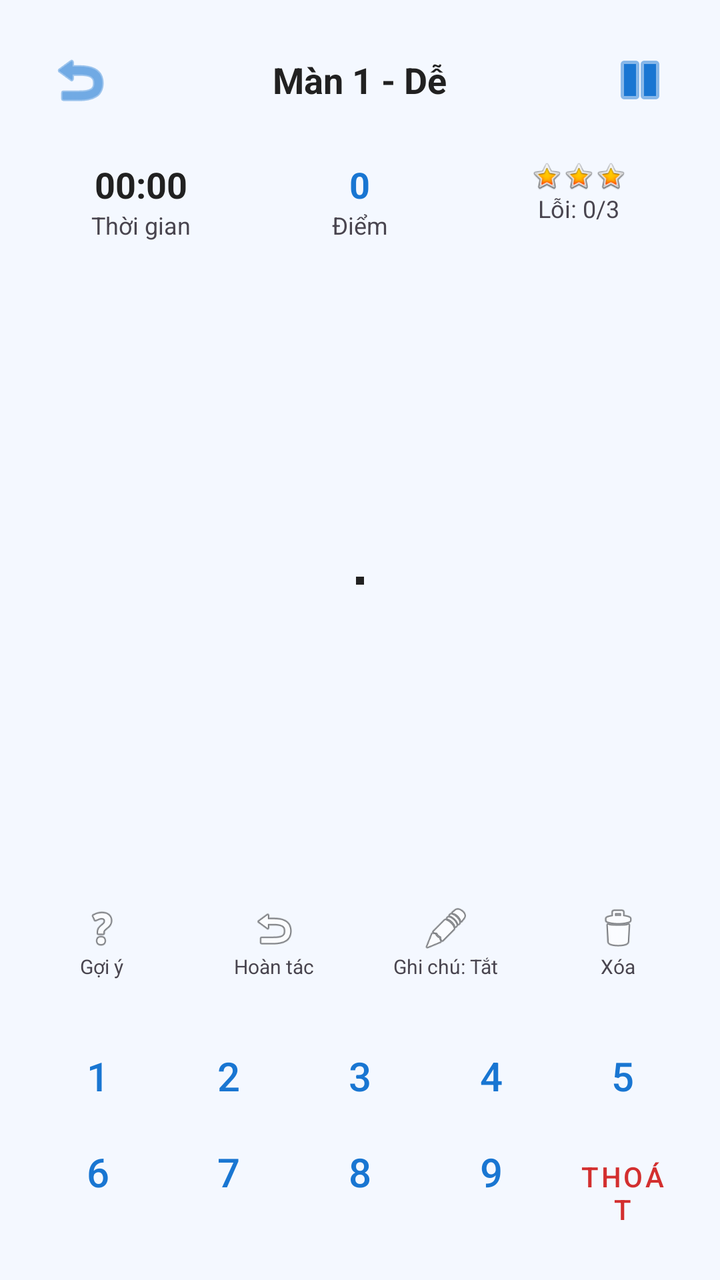
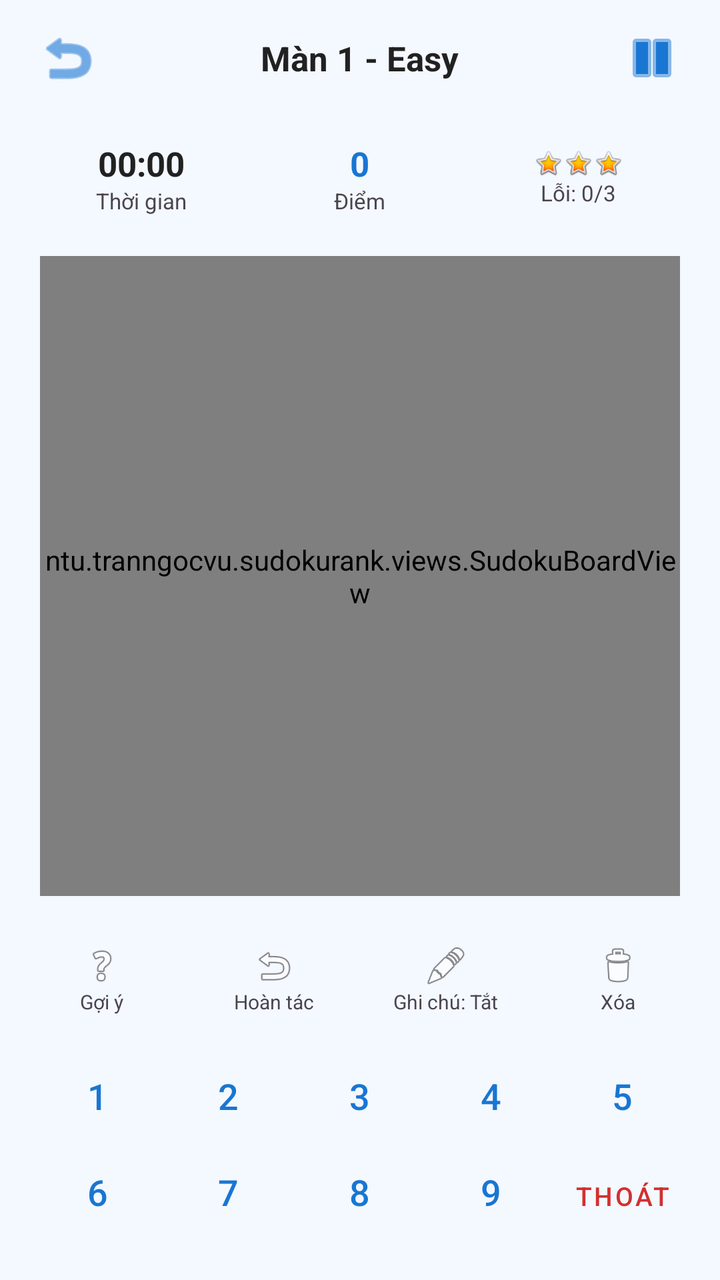

Screens rendered from an Android XML layout before and after an edit, with the pre-edit source and the edit as a unified diff.
<!-- AndroidManifest.xml: application theme Theme.SudokuRank -->
<!-- res/layout/activity_game.xml -->
<?xml version="1.0" encoding="utf-8"?>
<LinearLayout xmlns:android="http://schemas.android.com/apk/res/android"
    xmlns:app="http://schemas.android.com/apk/res-auto"
    android:layout_width="match_parent"
    android:layout_height="match_parent"
    android:background="@color/sudoku_bg"
    android:orientation="vertical">

    
    <RelativeLayout
        android:layout_width="match_parent"
        android:layout_height="wrap_content"
        android:padding="16dp">

        <ImageButton
            android:id="@+id/btnBack"
            android:layout_width="48dp"
            android:layout_height="48dp"
            android:background="?attr/selectableItemBackgroundBorderless"
            android:src="@android:drawable/ic_menu_revert"
            app:tint="@color/sudoku_primary" />

        <TextView
            android:id="@+id/tvGameTitle"
            android:layout_width="wrap_content"
            android:layout_height="wrap_content"
            android:layout_centerInParent="true"
            android:text="Màn 1 - Dễ"
            android:textColor="@color/text_primary"
            android:textSize="18sp"
            android:textStyle="bold" />

        <ImageButton
            android:id="@+id/btnPause"
            android:layout_width="48dp"
            android:layout_height="48dp"
            android:layout_alignParentEnd="true"
            android:background="?attr/selectableItemBackgroundBorderless"
            android:src="@android:drawable/ic_media_pause"
            app:tint="@color/sudoku_primary" />
    </RelativeLayout>

    
    <LinearLayout
        android:layout_width="match_parent"
        android:layout_height="wrap_content"
        android:orientation="horizontal"
        android:paddingHorizontal="16dp"
        android:paddingBottom="16dp">

        <LinearLayout
            android:layout_width="0dp"
            android:layout_height="wrap_content"
            android:layout_weight="1"
            android:gravity="center"
            android:orientation="vertical">
            <TextView
                android:id="@+id/tvTime"
                android:layout_width="wrap_content"
                android:layout_height="wrap_content"
                android:text="00:00"
                android:textColor="@color/text_primary"
                android:textSize="18sp"
                android:textStyle="bold" />
            <TextView
                android:layout_width="wrap_content"
                android:layout_height="wrap_content"
                android:text="Thời gian"
                android:textSize="12sp" />
        </LinearLayout>

        <LinearLayout
            android:layout_width="0dp"
            android:layout_height="wrap_content"
            android:layout_weight="1"
            android:gravity="center"
            android:orientation="vertical">
            <TextView
                android:id="@+id/tvScore"
                android:layout_width="wrap_content"
                android:layout_height="wrap_content"
                android:text="0"
                android:textColor="@color/sudoku_primary"
                android:textSize="18sp"
                android:textStyle="bold" />
            <TextView
                android:layout_width="wrap_content"
                android:layout_height="wrap_content"
                android:text="Điểm"
                android:textSize="12sp" />
        </LinearLayout>

        <LinearLayout
            android:layout_width="0dp"
            android:layout_height="wrap_content"
            android:layout_weight="1"
            android:gravity="center"
            android:orientation="vertical">
            <LinearLayout
                android:layout_width="wrap_content"
                android:layout_height="wrap_content"
                android:orientation="horizontal">
                <ImageView
                    android:id="@+id/heart1"
                    android:layout_width="16dp"
                    android:layout_height="16dp"
                    android:src="@android:drawable/btn_star_big_on" />
                <ImageView
                    android:id="@+id/heart2"
                    android:layout_width="16dp"
                    android:layout_height="16dp"
                    android:src="@android:drawable/btn_star_big_on" />
                <ImageView
                    android:id="@+id/heart3"
                    android:layout_width="16dp"
                    android:layout_height="16dp"
                    android:src="@android:drawable/btn_star_big_on" />
            </LinearLayout>
            <TextView
                android:id="@+id/tvMistakes"
                android:layout_width="wrap_content"
                android:layout_height="wrap_content"
                android:text="Lỗi: 0/3"
                android:textSize="12sp" />
        </LinearLayout>
    </LinearLayout>

    
    <FrameLayout
        android:layout_width="match_parent"
        android:layout_height="0dp"
        android:layout_weight="1"
        android:padding="8dp">

        <GridLayout
            android:id="@+id/gridSudoku"
            android:layout_width="wrap_content"
            android:layout_height="wrap_content"
            android:layout_gravity="center"
            android:background="@color/grid_border_thick"
            android:columnCount="9"
            android:padding="2dp"
            android:rowCount="9" />
    </FrameLayout>

    
    <LinearLayout
        android:layout_width="match_parent"
        android:layout_height="wrap_content"
        android:gravity="center"
        android:orientation="horizontal"
        android:padding="8dp">

        <LinearLayout
            android:id="@+id/layoutHint"
            android:layout_width="0dp"
            android:layout_height="wrap_content"
            android:layout_weight="1"
            android:gravity="center"
            android:orientation="vertical"
            android:clickable="true"
            android:focusable="true">
            <ImageView
                android:layout_width="24dp"
                android:layout_height="24dp"
                android:src="@android:drawable/ic_menu_help" />
            <TextView
                android:layout_width="wrap_content"
                android:layout_height="wrap_content"
                android:text="Gợi ý"
                android:textSize="10sp" />
        </LinearLayout>

        <LinearLayout
            android:id="@+id/layoutUndo"
            android:layout_width="0dp"
            android:layout_height="wrap_content"
            android:layout_weight="1"
            android:gravity="center"
            android:orientation="vertical"
            android:clickable="true"
            android:focusable="true">
            <ImageView
                android:layout_width="24dp"
                android:layout_height="24dp"
                android:src="@android:drawable/ic_menu_revert" />
            <TextView
                android:layout_width="wrap_content"
                android:layout_height="wrap_content"
                android:text="Hoàn tác"
                android:textSize="10sp" />
        </LinearLayout>

        <LinearLayout
            android:id="@+id/layoutNote"
            android:layout_width="0dp"
            android:layout_height="wrap_content"
            android:layout_weight="1"
            android:gravity="center"
            android:orientation="vertical"
            android:clickable="true"
            android:focusable="true">
            <ImageView
                android:layout_width="24dp"
                android:layout_height="24dp"
                android:src="@android:drawable/ic_menu_edit" />
            <TextView
                android:id="@+id/tvNoteStatus"
                android:layout_width="wrap_content"
                android:layout_height="wrap_content"
                android:text="Ghi chú: Tắt"
                android:textSize="10sp" />
        </LinearLayout>

        <LinearLayout
            android:id="@+id/layoutErase"
            android:layout_width="0dp"
            android:layout_height="wrap_content"
            android:layout_weight="1"
            android:gravity="center"
            android:orientation="vertical"
            android:clickable="true"
            android:focusable="true">
            <ImageView
                android:layout_width="24dp"
                android:layout_height="24dp"
                android:src="@android:drawable/ic_menu_delete" />
            <TextView
                android:layout_width="wrap_content"
                android:layout_height="wrap_content"
                android:text="Xóa"
                android:textSize="10sp" />
        </LinearLayout>
    </LinearLayout>

    
    <GridLayout
        android:layout_width="match_parent"
        android:layout_height="wrap_content"
        android:columnCount="5"
        android:padding="16dp"
        android:rowCount="2">

        <Button android:id="@+id/btnNum1" style="@style/Widget.MaterialComponents.Button.TextButton" android:layout_width="0dp" android:layout_columnWeight="1" android:text="1" android:textSize="20sp" />
        <Button android:id="@+id/btnNum2" style="@style/Widget.MaterialComponents.Button.TextButton" android:layout_width="0dp" android:layout_columnWeight="1" android:text="2" android:textSize="20sp" />
        <Button android:id="@+id/btnNum3" style="@style/Widget.MaterialComponents.Button.TextButton" android:layout_width="0dp" android:layout_columnWeight="1" android:text="3" android:textSize="20sp" />
        <Button android:id="@+id/btnNum4" style="@style/Widget.MaterialComponents.Button.TextButton" android:layout_width="0dp" android:layout_columnWeight="1" android:text="4" android:textSize="20sp" />
        <Button android:id="@+id/btnNum5" style="@style/Widget.MaterialComponents.Button.TextButton" android:layout_width="0dp" android:layout_columnWeight="1" android:text="5" android:textSize="20sp" />
        <Button android:id="@+id/btnNum6" style="@style/Widget.MaterialComponents.Button.TextButton" android:layout_width="0dp" android:layout_columnWeight="1" android:text="6" android:textSize="20sp" />
        <Button android:id="@+id/btnNum7" style="@style/Widget.MaterialComponents.Button.TextButton" android:layout_width="0dp" android:layout_columnWeight="1" android:text="7" android:textSize="20sp" />
        <Button android:id="@+id/btnNum8" style="@style/Widget.MaterialComponents.Button.TextButton" android:layout_width="0dp" android:layout_columnWeight="1" android:text="8" android:textSize="20sp" />
        <Button android:id="@+id/btnNum9" style="@style/Widget.MaterialComponents.Button.TextButton" android:layout_width="0dp" android:layout_columnWeight="1" android:text="9" android:textSize="20sp" />

        <Button
            android:id="@+id/btnExit"
            style="@style/Widget.MaterialComponents.Button.TextButton"
            android:layout_width="0dp"
            android:layout_columnWeight="1"
            android:text="Thoát"
            android:textColor="@color/error_red"
            android:textSize="14sp" />
    </GridLayout>

</LinearLayout>
<!-- resources referenced by this layout -->
<resources>
  <color name="error_red">#D32F2F</color>
  <color name="grid_border_thick">#212121</color>
  <color name="sudoku_bg">#F4F8FF</color>
  <color name="sudoku_primary">#1976D2</color>
  <color name="text_primary">#212121</color>
  <style name="Theme.SudokuRank" parent="Base.Theme.SudokuRank" />
  <style name="Base.Theme.SudokuRank" parent="Theme.Material3.DayNight.NoActionBar">
          <item name="colorPrimary">@color/sudoku_primary</item>
          <item name="android:statusBarColor">@color/sudoku_primary_dark</item>
      </style>
  <color name="sudoku_primary_dark">#1565C0</color>
</resources>

<!-- the commit's change to res/layout/activity_game.xml (unified diff, before → after) -->
@@ -6,16 +6,16 @@
     android:background="@color/sudoku_bg"
     android:orientation="vertical">
 
-    
     <RelativeLayout
         android:layout_width="match_parent"
-        android:layout_height="wrap_content"
-        android:padding="16dp">
+        android:layout_height="58dp"
+        android:paddingHorizontal="12dp">
 
         <ImageButton
             android:id="@+id/btnBack"
-            android:layout_width="48dp"
-            android:layout_height="48dp"
+            android:layout_width="44dp"
+            android:layout_height="44dp"
+            android:layout_centerVertical="true"
             android:background="?attr/selectableItemBackgroundBorderless"
             android:src="@android:drawable/ic_menu_revert"
             app:tint="@color/sudoku_primary" />
@@ -25,145 +25,149 @@
             android:layout_width="wrap_content"
             android:layout_height="wrap_content"
             android:layout_centerInParent="true"
-            android:text="Màn 1 - Dễ"
+            android:text="Màn 1 - Easy"
             android:textColor="@color/text_primary"
-            android:textSize="18sp"
+            android:textSize="17sp"
             android:textStyle="bold" />
 
         <ImageButton
             android:id="@+id/btnPause"
-            android:layout_width="48dp"
-            android:layout_height="48dp"
+            android:layout_width="44dp"
+            android:layout_height="44dp"
             android:layout_alignParentEnd="true"
+            android:layout_centerVertical="true"
             android:background="?attr/selectableItemBackgroundBorderless"
             android:src="@android:drawable/ic_media_pause"
             app:tint="@color/sudoku_primary" />
     </RelativeLayout>
 
-    
     <LinearLayout
         android:layout_width="match_parent"
-        android:layout_height="wrap_content"
+        android:layout_height="62dp"
         android:orientation="horizontal"
-        android:paddingHorizontal="16dp"
-        android:paddingBottom="16dp">
-
-        <LinearLayout
-            android:layout_width="0dp"
-            android:layout_height="wrap_content"
-            android:layout_weight="1"
-            android:gravity="center"
-            android:orientation="vertical">
+        android:paddingHorizontal="16dp">
+
+        <LinearLayout
+            android:layout_width="0dp"
+            android:layout_height="match_parent"
+            android:layout_weight="1"
+            android:gravity="center"
+            android:orientation="vertical">
+
             <TextView
                 android:id="@+id/tvTime"
                 android:layout_width="wrap_content"
                 android:layout_height="wrap_content"
                 android:text="00:00"
                 android:textColor="@color/text_primary"
-                android:textSize="18sp"
+                android:textSize="17sp"
                 android:textStyle="bold" />
+
             <TextView
                 android:layout_width="wrap_content"
                 android:layout_height="wrap_content"
                 android:text="Thời gian"
-                android:textSize="12sp" />
-        </LinearLayout>
-
-        <LinearLayout
-            android:layout_width="0dp"
-            android:layout_height="wrap_content"
-            android:layout_weight="1"
-            android:gravity="center"
-            android:orientation="vertical">
+                android:textSize="11sp" />
+        </LinearLayout>
+
+        <LinearLayout
+            android:layout_width="0dp"
+            android:layout_height="match_parent"
+            android:layout_weight="1"
+            android:gravity="center"
+            android:orientation="vertical">
+
             <TextView
                 android:id="@+id/tvScore"
                 android:layout_width="wrap_content"
                 android:layout_height="wrap_content"
                 android:text="0"
                 android:textColor="@color/sudoku_primary"
-                android:textSize="18sp"
+                android:textSize="17sp"
                 android:textStyle="bold" />
+
             <TextView
                 android:layout_width="wrap_content"
                 android:layout_height="wrap_content"
                 android:text="Điểm"
-                android:textSize="12sp" />
-        </LinearLayout>
-
-        <LinearLayout
-            android:layout_width="0dp"
-            android:layout_height="wrap_content"
-            android:layout_weight="1"
-            android:gravity="center"
-            android:orientation="vertical">
+                android:textSize="11sp" />
+        </LinearLayout>
+
+        <LinearLayout
+            android:layout_width="0dp"
+            android:layout_height="match_parent"
+            android:layout_weight="1"
+            android:gravity="center"
+            android:orientation="vertical">
+
             <LinearLayout
                 android:layout_width="wrap_content"
                 android:layout_height="wrap_content"
                 android:orientation="horizontal">
+
                 <ImageView
                     android:id="@+id/heart1"
-                    android:layout_width="16dp"
-                    android:layout_height="16dp"
+                    android:layout_width="15dp"
+                    android:layout_height="15dp"
                     android:src="@android:drawable/btn_star_big_on" />
+
                 <ImageView
                     android:id="@+id/heart2"
-                    android:layout_width="16dp"
-                    android:layout_height="16dp"
+                    android:layout_width="15dp"
+                    android:layout_height="15dp"
                     android:src="@android:drawable/btn_star_big_on" />
+
                 <ImageView
                     android:id="@+id/heart3"
-                    android:layout_width="16dp"
-                    android:layout_height="16dp"
+                    android:layout_width="15dp"
+                    android:layout_height="15dp"
                     android:src="@android:drawable/btn_star_big_on" />
             </LinearLayout>
+
             <TextView
                 android:id="@+id/tvMistakes"
                 android:layout_width="wrap_content"
                 android:layout_height="wrap_content"
                 android:text="Lỗi: 0/3"
-                android:textSize="12sp" />
+                android:textSize="11sp" />
         </LinearLayout>
     </LinearLayout>
 
-    
     <FrameLayout
         android:layout_width="match_parent"
         android:layout_height="0dp"
         android:layout_weight="1"
-        android:padding="8dp">
-
-        <GridLayout
-            android:id="@+id/gridSudoku"
-            android:layout_width="wrap_content"
-            android:layout_height="wrap_content"
-            android:layout_gravity="center"
-            android:background="@color/grid_border_thick"
-            android:columnCount="9"
-            android:padding="2dp"
-            android:rowCount="9" />
+        android:gravity="center">
+
+        <ntu.tranngocvu.sudokurank.views.SudokuBoardView
+            android:id="@+id/boardSudoku"
+            android:layout_width="320dp"
+            android:layout_height="320dp"
+            android:layout_gravity="center" />
     </FrameLayout>
 
-    
     <LinearLayout
         android:layout_width="match_parent"
-        android:layout_height="wrap_content"
+        android:layout_height="68dp"
         android:gravity="center"
         android:orientation="horizontal"
-        android:padding="8dp">
+        android:paddingHorizontal="8dp">
 
         <LinearLayout
             android:id="@+id/layoutHint"
             android:layout_width="0dp"
-            android:layout_height="wrap_content"
-            android:layout_weight="1"
-            android:gravity="center"
-            android:orientation="vertical"
-            android:clickable="true"
-            android:focusable="true">
-            <ImageView
-                android:layout_width="24dp"
-                android:layout_height="24dp"
+            android:layout_height="match_parent"
+            android:layout_weight="1"
+            android:clickable="true"
+            android:focusable="true"
+            android:gravity="center"
+            android:orientation="vertical">
+
+            <ImageView
+                android:layout_width="22dp"
+                android:layout_height="22dp"
                 android:src="@android:drawable/ic_menu_help" />
+
             <TextView
                 android:layout_width="wrap_content"
                 android:layout_height="wrap_content"
@@ -174,16 +178,18 @@
         <LinearLayout
             android:id="@+id/layoutUndo"
             android:layout_width="0dp"
-            android:layout_height="wrap_content"
-            android:layout_weight="1"
-            android:gravity="center"
-            android:orientation="vertical"
-            android:clickable="true"
-            android:focusable="true">
-            <ImageView
-                android:layout_width="24dp"
-                android:layout_height="24dp"
+            android:layout_height="match_parent"
+            android:layout_weight="1"
+            android:clickable="true"
+            android:focusable="true"
+            android:gravity="center"
+            android:orientation="vertical">
+
+            <ImageView
+                android:layout_width="22dp"
+                android:layout_height="22dp"
                 android:src="@android:drawable/ic_menu_revert" />
+
             <TextView
                 android:layout_width="wrap_content"
                 android:layout_height="wrap_content"
@@ -194,16 +200,18 @@
         <LinearLayout
             android:id="@+id/layoutNote"
             android:layout_width="0dp"
-            android:layout_height="wrap_content"
-            android:layout_weight="1"
-            android:gravity="center"
-            android:orientation="vertical"
-            android:clickable="true"
-            android:focusable="true">
-            <ImageView
-                android:layout_width="24dp"
-                android:layout_height="24dp"
+            android:layout_height="match_parent"
+            android:layout_weight="1"
+            android:clickable="true"
+            android:focusable="true"
+            android:gravity="center"
+            android:orientation="vertical">
+
+            <ImageView
+                android:layout_width="22dp"
+                android:layout_height="22dp"
                 android:src="@android:drawable/ic_menu_edit" />
+
             <TextView
                 android:id="@+id/tvNoteStatus"
                 android:layout_width="wrap_content"
@@ -215,16 +223,18 @@
         <LinearLayout
             android:id="@+id/layoutErase"
             android:layout_width="0dp"
-            android:layout_height="wrap_content"
-            android:layout_weight="1"
-            android:gravity="center"
-            android:orientation="vertical"
-            android:clickable="true"
-            android:focusable="true">
-            <ImageView
-                android:layout_width="24dp"
-                android:layout_height="24dp"
+            android:layout_height="match_parent"
+            android:layout_weight="1"
+            android:clickable="true"
+            android:focusable="true"
+            android:gravity="center"
+            android:orientation="vertical">
+
+            <ImageView
+                android:layout_width="22dp"
+                android:layout_height="22dp"
                 android:src="@android:drawable/ic_menu_delete" />
+
             <TextView
                 android:layout_width="wrap_content"
                 android:layout_height="wrap_content"
@@ -233,23 +243,23 @@
         </LinearLayout>
     </LinearLayout>
 
-    
     <GridLayout
         android:layout_width="match_parent"
-        android:layout_height="wrap_content"
+        android:layout_height="116dp"
         android:columnCount="5"
-        android:padding="16dp"
+        android:paddingHorizontal="16dp"
+        android:paddingBottom="8dp"
         android:rowCount="2">
 
-        <Button android:id="@+id/btnNum1" style="@style/Widget.MaterialComponents.Button.TextButton" android:layout_width="0dp" android:layout_columnWeight="1" android:text="1" android:textSize="20sp" />
-        <Button android:id="@+id/btnNum2" style="@style/Widget.MaterialComponents.Button.TextButton" android:layout_width="0dp" android:layout_columnWeight="1" android:text="2" android:textSize="20sp" />
-        <Button android:id="@+id/btnNum3" style="@style/Widget.MaterialComponents.Button.TextButton" android:layout_width="0dp" android:layout_columnWeight="1" android:text="3" android:textSize="20sp" />
-        <Button android:id="@+id/btnNum4" style="@style/Widget.MaterialComponents.Button.TextButton" android:layout_width="0dp" android:layout_columnWeight="1" android:text="4" android:textSize="20sp" />
-        <Button android:id="@+id/btnNum5" style="@style/Widget.MaterialComponents.Button.TextButton" android:layout_width="0dp" android:layout_columnWeight="1" android:text="5" android:textSize="20sp" />
-        <Button android:id="@+id/btnNum6" style="@style/Widget.MaterialComponents.Button.TextButton" android:layout_width="0dp" android:layout_columnWeight="1" android:text="6" android:textSize="20sp" />
-        <Button android:id="@+id/btnNum7" style="@style/Widget.MaterialComponents.Button.TextButton" android:layout_width="0dp" android:layout_columnWeight="1" android:text="7" android:textSize="20sp" />
-        <Button android:id="@+id/btnNum8" style="@style/Widget.MaterialComponents.Button.TextButton" android:layout_width="0dp" android:layout_columnWeight="1" android:text="8" android:textSize="20sp" />
-        <Button android:id="@+id/btnNum9" style="@style/Widget.MaterialComponents.Button.TextButton" android:layout_width="0dp" android:layout_columnWeight="1" android:text="9" android:textSize="20sp" />
+        <Button android:id="@+id/btnNum1" style="@style/Widget.MaterialComponents.Button.TextButton" android:layout_width="0dp" android:layout_columnWeight="1" android:text="1" android:textSize="18sp" />
+        <Button android:id="@+id/btnNum2" style="@style/Widget.MaterialComponents.Button.TextButton" android:layout_width="0dp" android:layout_columnWeight="1" android:text="2" android:textSize="18sp" />
+        <Button android:id="@+id/btnNum3" style="@style/Widget.MaterialComponents.Button.TextButton" android:layout_width="0dp" android:layout_columnWeight="1" android:text="3" android:textSize="18sp" />
+        <Button android:id="@+id/btnNum4" style="@style/Widget.MaterialComponents.Button.TextButton" android:layout_width="0dp" android:layout_columnWeight="1" android:text="4" android:textSize="18sp" />
+        <Button android:id="@+id/btnNum5" style="@style/Widget.MaterialComponents.Button.TextButton" android:layout_width="0dp" android:layout_columnWeight="1" android:text="5" android:textSize="18sp" />
+        <Button android:id="@+id/btnNum6" style="@style/Widget.MaterialComponents.Button.TextButton" android:layout_width="0dp" android:layout_columnWeight="1" android:text="6" android:textSize="18sp" />
+        <Button android:id="@+id/btnNum7" style="@style/Widget.MaterialComponents.Button.TextButton" android:layout_width="0dp" android:layout_columnWeight="1" android:text="7" android:textSize="18sp" />
+        <Button android:id="@+id/btnNum8" style="@style/Widget.MaterialComponents.Button.TextButton" android:layout_width="0dp" android:layout_columnWeight="1" android:text="8" android:textSize="18sp" />
+        <Button android:id="@+id/btnNum9" style="@style/Widget.MaterialComponents.Button.TextButton" android:layout_width="0dp" android:layout_columnWeight="1" android:text="9" android:textSize="18sp" />
 
         <Button
             android:id="@+id/btnExit"
@@ -258,7 +268,7 @@
             android:layout_columnWeight="1"
             android:text="Thoát"
             android:textColor="@color/error_red"
-            android:textSize="14sp" />
+            android:textSize="13sp" />
     </GridLayout>
 
 </LinearLayout>
<!-- resource entries referenced after the edit -->
@@ -1,7 +1,6 @@
 <!-- resources referenced by this layout -->
 <resources>
   <color name="error_red">#D32F2F</color>
-  <color name="grid_border_thick">#212121</color>
   <color name="sudoku_bg">#F4F8FF</color>
   <color name="sudoku_primary">#1976D2</color>
   <color name="text_primary">#212121</color>
